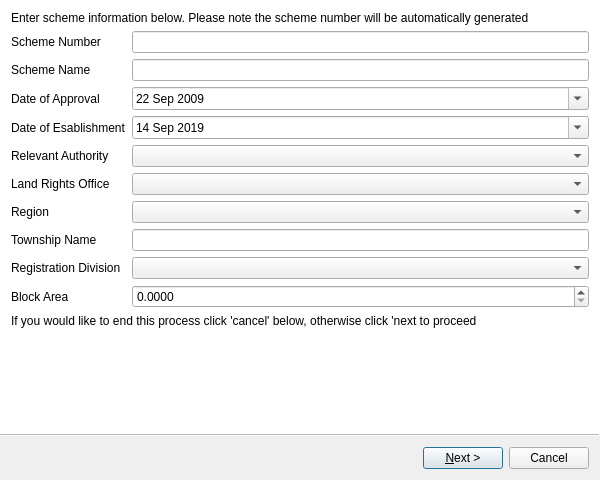
First picture: the form in ui/flts/ui_scheme_lodgement.ui, repository gltn/stdm, before the edit.
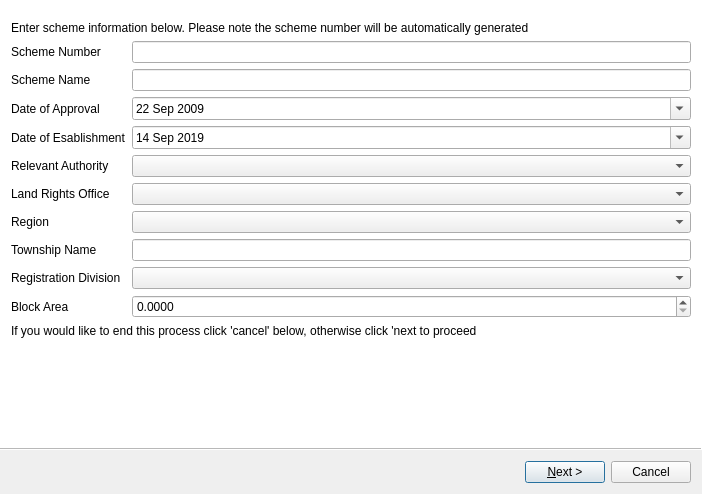
Second picture: the form after the edit. Icons and pictures are not drawn. Custom widgets are drawn as their Qt base class.

```diff
--- a/ui/flts/ui_scheme_lodgement.ui
+++ b/ui/flts/ui_scheme_lodgement.ui
@@ -9,26 +9,26 @@
    <rect>
     <x>0</x>
     <y>0</y>
-    <width>600</width>
-    <height>480</height>
+    <width>702</width>
+    <height>494</height>
    </rect>
   </property>
   <property name="sizePolicy">
-   <sizepolicy hsizetype="MinimumExpanding" vsizetype="Fixed">
+   <sizepolicy hsizetype="MinimumExpanding" vsizetype="MinimumExpanding">
     <horstretch>0</horstretch>
     <verstretch>0</verstretch>
    </sizepolicy>
   </property>
   <property name="minimumSize">
    <size>
-    <width>410</width>
-    <height>460</height>
+    <width>255</width>
+    <height>400</height>
    </size>
   </property>
   <property name="maximumSize">
    <size>
-    <width>600</width>
-    <height>550</height>
+    <width>1500</width>
+    <height>900</height>
    </size>
   </property>
   <property name="contextMenuPolicy">
@@ -48,72 +48,61 @@
   </property>
   <widget class="QWizardPage" name="wizardPage1">
    <layout class="QGridLayout" name="gridLayout_2">
-    <item row="0" column="0" colspan="2">
-     <widget class="QLabel" name="desc_Label1">
-      <property name="sizePolicy">
-       <sizepolicy hsizetype="Preferred" vsizetype="Fixed">
-        <horstretch>0</horstretch>
-        <verstretch>0</verstretch>
-       </sizepolicy>
-      </property>
-      <property name="text">
-       <string>Enter scheme information below. Please note the scheme number will be automatically generated</string>
-      </property>
-     </widget>
+    <item row="6" column="1">
+     <widget class="QComboBox" name="cbx_relv_auth"/>
     </item>
-    <item row="1" column="0">
-     <widget class="QLabel" name="lbl_Sceme">
+    <item row="8" column="1">
+     <widget class="QComboBox" name="cbx_region"/>
+    </item>
+    <item row="9" column="0">
+     <widget class="QLabel" name="label_9">
       <property name="text">
-       <string>Scheme Number</string>
+       <string>Township Name</string>
       </property>
      </widget>
     </item>
-    <item row="1" column="1">
+    <item row="2" column="1">
      <widget class="QLineEdit" name="lnedit_schm_num">
       <property name="readOnly">
        <bool>true</bool>
       </property>
      </widget>
     </item>
-    <item row="2" column="0">
-     <widget class="QLabel" name="label_2">
+    <item row="10" column="0">
+     <widget class="QLabel" name="label_10">
       <property name="text">
-       <string>Scheme Name</string>
+       <string>Registration Division</string>
       </property>
      </widget>
     </item>
-    <item row="2" column="1">
-     <widget class="QLineEdit" name="lnedit_schm_nam"/>
-    </item>
-    <item row="3" column="0">
-     <widget class="QLabel" name="label_3">
+    <item row="6" column="0">
+     <widget class="QLabel" name="label_6">
       <property name="text">
-       <string>Date of Approval</string>
+       <string>Relevant Authority</string>
       </property>
      </widget>
     </item>
-    <item row="3" column="1">
-     <widget class="QDateEdit" name="date_apprv">
-      <property name="minimumDate">
-       <date>
-        <year>2009</year>
-        <month>9</month>
-        <day>22</day>
-       </date>
-      </property>
-      <property name="calendarPopup">
-       <bool>true</bool>
-      </property>
-     </widget>
+    <item row="10" column="1">
+     <widget class="QComboBox" name="cbx_reg_div"/>
     </item>
-    <item row="4" column="0">
+    <item row="5" column="0">
      <widget class="QLabel" name="label_4">
       <property name="text">
        <string>Date of Esablishment</string>
       </property>
      </widget>
     </item>
-    <item row="4" column="1">
+    <item row="7" column="1">
+     <widget class="QComboBox" name="cbx_lro"/>
+    </item>
+    <item row="8" column="0">
+     <widget class="QLabel" name="label_8">
+      <property name="text">
+       <string>Region</string>
+      </property>
+     </widget>
+    </item>
+    <item row="5" column="1">
      <widget class="QDateEdit" name="date_establish">
       <property name="minimumDate">
        <date>
@@ -127,82 +116,103 @@
       </property>
      </widget>
     </item>
-    <item row="5" column="0">
-     <widget class="QLabel" name="label_6">
-      <property name="text">
-       <string>Relevant Authority</string>
-      </property>
-     </widget>
-    </item>
-    <item row="5" column="1">
-     <widget class="QComboBox" name="cbx_relv_auth"/>
-    </item>
-    <item row="6" column="0">
+    <item row="7" column="0">
      <widget class="QLabel" name="label_7">
       <property name="text">
        <string>Land Rights Office</string>
       </property>
      </widget>
     </item>
-    <item row="6" column="1">
-     <widget class="QComboBox" name="cbx_lro"/>
-    </item>
-    <item row="7" column="0">
-     <widget class="QLabel" name="label_8">
-      <property name="text">
-       <string>Region</string>
-      </property>
-     </widget>
-    </item>
-    <item row="7" column="1">
-     <widget class="QComboBox" name="cbx_region"/>
-    </item>
-    <item row="8" column="0">
-     <widget class="QLabel" name="label_9">
-      <property name="text">
-       <string>Township Name</string>
-      </property>
-     </widget>
-    </item>
-    <item row="8" column="1">
-     <widget class="QLineEdit" name="lnedit_twnshp"/>
-    </item>
-    <item row="9" column="0">
-     <widget class="QLabel" name="label_10">
-      <property name="text">
-       <string>Registration Division</string>
-      </property>
-     </widget>
-    </item>
     <item row="9" column="1">
-     <widget class="QComboBox" name="cbx_reg_div"/>
+     <widget class="QLineEdit" name="lnedit_twnshp"/>
     </item>
-    <item row="10" column="0">
+    <item row="3" column="0">
+     <widget class="QLabel" name="label_2">
+      <property name="text">
+       <string>Scheme Name</string>
+      </property>
+     </widget>
+    </item>
+    <item row="4" column="0">
+     <widget class="QLabel" name="label_3">
+      <property name="text">
+       <string>Date of Approval</string>
+      </property>
+     </widget>
+    </item>
+    <item row="4" column="1">
+     <widget class="QDateEdit" name="date_apprv">
+      <property name="minimumDate">
+       <date>
+        <year>2009</year>
+        <month>9</month>
+        <day>22</day>
+       </date>
+      </property>
+      <property name="calendarPopup">
+       <bool>true</bool>
+      </property>
+     </widget>
+    </item>
+    <item row="3" column="1">
+     <widget class="QLineEdit" name="lnedit_schm_nam"/>
+    </item>
+    <item row="1" column="0" colspan="2">
+     <widget class="QLabel" name="desc_Label1">
+      <property name="sizePolicy">
+       <sizepolicy hsizetype="Preferred" vsizetype="Fixed">
+        <horstretch>0</horstretch>
+        <verstretch>0</verstretch>
+       </sizepolicy>
+      </property>
+      <property name="text">
+       <string>Enter scheme information below. Please note the scheme number will be automatically generated</string>
+      </property>
+     </widget>
+    </item>
+    <item row="2" column="0">
+     <widget class="QLabel" name="lbl_Sceme">
+      <property name="text">
+       <string>Scheme Number</string>
+      </property>
+     </widget>
+    </item>
+    <item row="11" column="0">
      <widget class="QLabel" name="label_11">
       <property name="text">
        <string>Block Area</string>
       </property>
      </widget>
     </item>
-    <item row="10" column="1">
+    <item row="12" column="0" colspan="2">
+     <widget class="QLabel" name="label_5">
+      <property name="sizePolicy">
+       <sizepolicy hsizetype="Preferred" vsizetype="Minimum">
+        <horstretch>0</horstretch>
+        <verstretch>0</verstretch>
+       </sizepolicy>
+      </property>
+      <property name="text">
+       <string>If you would like to end this process click 'cancel' below, otherwise click 'next to proceed</string>
+      </property>
+     </widget>
+    </item>
+    <item row="11" column="1">
      <widget class="QDoubleSpinBox" name="dbl_spinbx_block_area">
       <property name="decimals">
        <number>4</number>
       </property>
+      <property name="maximum">
+       <double>10000000.000000000000000</double>
+      </property>
      </widget>
     </item>
-    <item row="11" column="0" colspan="2">
-     <widget class="QLabel" name="label_5">
-      <property name="sizePolicy">
-       <sizepolicy hsizetype="Preferred" vsizetype="Minimum">
-        <horstretch>0</horstretch>
-        <verstretch>0</verstretch>
-       </sizepolicy>
+    <item row="0" column="0" colspan="2">
+     <layout class="QVBoxLayout" name="vlNotification">
+      <property name="bottomMargin">
+       <number>10</number>
       </property>
-      <property name="text">
-       <string>If you would like to end this process click 'cancel' below, otherwise click 'next to proceed</string>
-      </property>
-     </widget>
+     </layout>
     </item>
    </layout>
   </widget>
```
Left out of the diff: 564 changed lines with no effect on the pictures.
